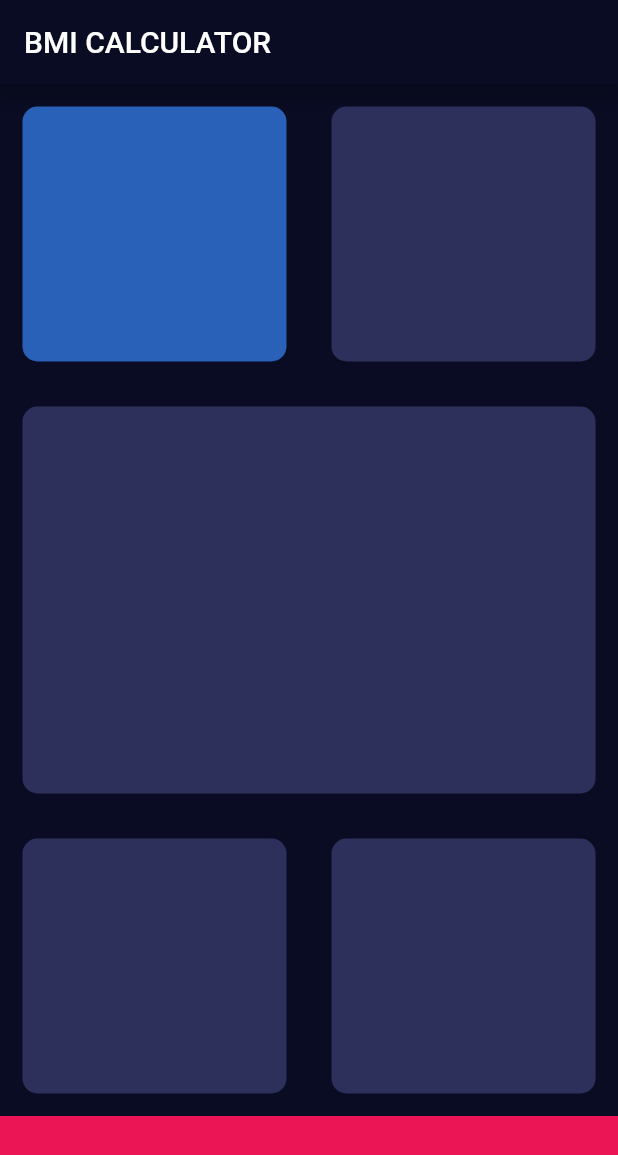
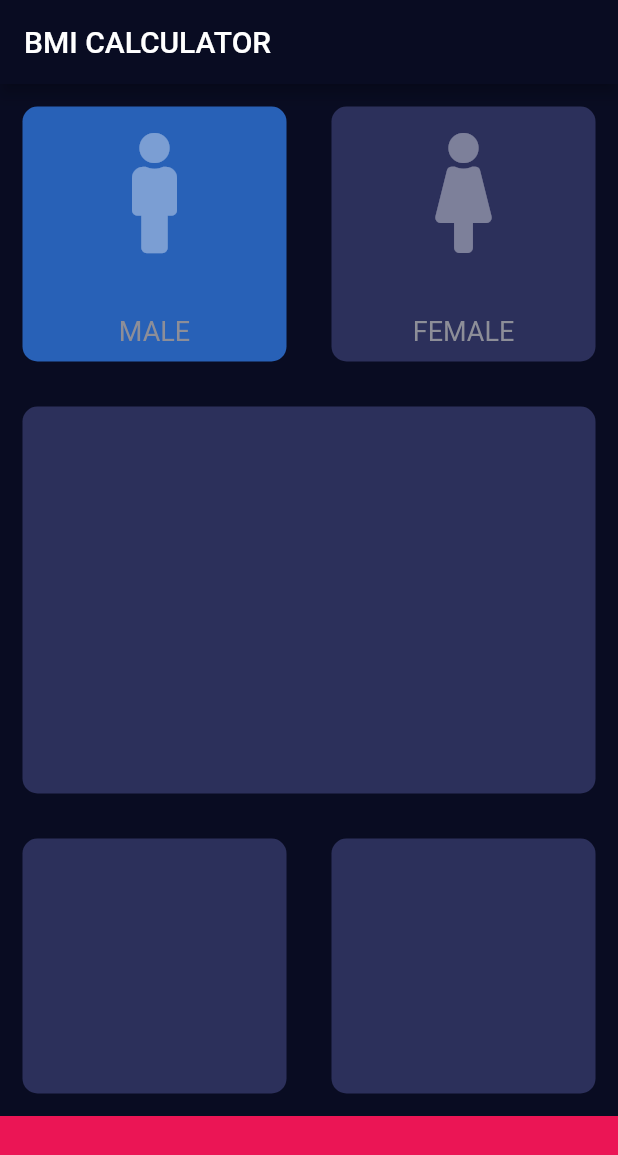
Before and after one commit to mojbrady/flutter-showcase, a Flutter app: the screen it shows after launch, on a phone screen of 412 x 824 dp. Shown: the top 1155 px of the screen. Run offline on Flutter 3.47's test engine with Material 2 defaults, Android fonts, the light colour scheme and no system bars; our stand-ins replace audioplayers, datetime_picker_formfield, font_awesome_flutter, rflutter_alert.

Commit message:
Bmi calc layout + refactor

```diff
--- /dev/null
+++ b/bmi_calculator/lib/card.dart
@@ -0,0 +1,24 @@
+import 'package:flutter/material.dart';
+
+class Cardd extends StatelessWidget {
+  final double height;
+  final Color colour;
+  final Widget child;
+
+  Cardd({this.colour, this.height, this.child});
+
+  @override
+  Widget build(BuildContext context) {
+    return Expanded(
+      child: Container(
+        height: height,
+        margin: EdgeInsets.all(15),
+        decoration: BoxDecoration(
+          borderRadius: BorderRadius.circular(10),
+          color: colour,
+        ),
+        child: child,
+      ),
+    );
+  }
+}
--- a/bmi_calculator/lib/input_page.dart
+++ b/bmi_calculator/lib/input_page.dart
@@ -1,6 +1,9 @@
+import 'package:bmicalculator/labeled_icon_button.dart';
 import 'package:bmicalculator/themes.dart';
 import 'package:flutter/cupertino.dart';
 import 'package:flutter/material.dart';
+import 'package:font_awesome_flutter/font_awesome_flutter.dart';
+import 'package:bmicalculator/card.dart';
 
 class InputPage extends StatefulWidget {
   @override
@@ -18,19 +21,27 @@ class _InputPageState extends State<InputPage> {
         children: <Widget>[
           Row(
             children: <Widget>[
-              Card(
+              Cardd(
                 colour: cardColourActive,
                 height: 170,
+                child: LabeledIconButton(
+                  icon: FontAwesomeIcons.male,
+                  label: 'MALE',
+                ),
               ),
-              Card(
+              Cardd(
                 colour: cardColour,
                 height: 170,
+                child: LabeledIconButton(
+                  icon: FontAwesomeIcons.female,
+                  label: 'FEMALE',
+                ),
               ),
             ],
           ),
 //          Row(
 //            children: <Widget>[
-          Card(
+          Cardd(
             colour: cardColour,
             height: 170,
           ),
@@ -38,11 +49,11 @@ class _InputPageState extends State<InputPage> {
 //          ),
           Row(
             children: <Widget>[
-              Card(
+              Cardd(
                 colour: cardColour,
                 height: 170,
               ),
-              Card(
+              Cardd(
                 colour: cardColour,
                 height: 170,
               ),
@@ -58,26 +69,3 @@ class _InputPageState extends State<InputPage> {
     );
   }
 }
-
-class Card extends StatelessWidget {
-  final double height;
-  final Color colour;
-  final Widget child;
-
-  Card({this.colour, this.height, this.child});
-
-  @override
-  Widget build(BuildContext context) {
-    return Expanded(
-      child: Container(
-        height: height,
-        margin: EdgeInsets.all(15),
-        decoration: BoxDecoration(
-          borderRadius: BorderRadius.circular(10),
-          color: colour,
-        ),
-        child: child,
-      ),
-    );
-  }
-}
--- /dev/null
+++ b/bmi_calculator/lib/labeled_icon_button.dart
@@ -0,0 +1,30 @@
+import 'package:bmicalculator/themes.dart';
+import 'package:flutter/material.dart';
+import 'package:font_awesome_flutter/font_awesome_flutter.dart';
+
+class LabeledIconButton extends StatelessWidget {
+  final IconData icon;
+  final String label;
+
+  LabeledIconButton({@required this.icon, @required this.label});
+
+  @override
+  Widget build(BuildContext context) {
+    return Column(
+      mainAxisAlignment: MainAxisAlignment.spaceEvenly,
+      children: <Widget>[
+        IconButton(
+          icon: FaIcon(icon),
+          iconSize: 80,
+        ),
+        SizedBox(
+          height: 15,
+        ),
+        Text(
+          label,
+          style: labelTextStyle,
+        )
+      ],
+    );
+  }
+}
--- a/bmi_calculator/lib/themes.dart
+++ b/bmi_calculator/lib/themes.dart
@@ -20,3 +20,8 @@ final ThemeData themes = ThemeData.dark().copyWith(
   scaffoldBackgroundColor: backgroundColour,
   accentColor: highlightColour,
 );
+
+const labelTextStyle = TextStyle(
+  fontSize: 18,
+  color: Color(0xFF8D8E98),
+);
```
Also changed, not shown: bmi_calculator/pubspec.yaml (+1 -49 lines), bmi_calculator/pubspec.lock.
